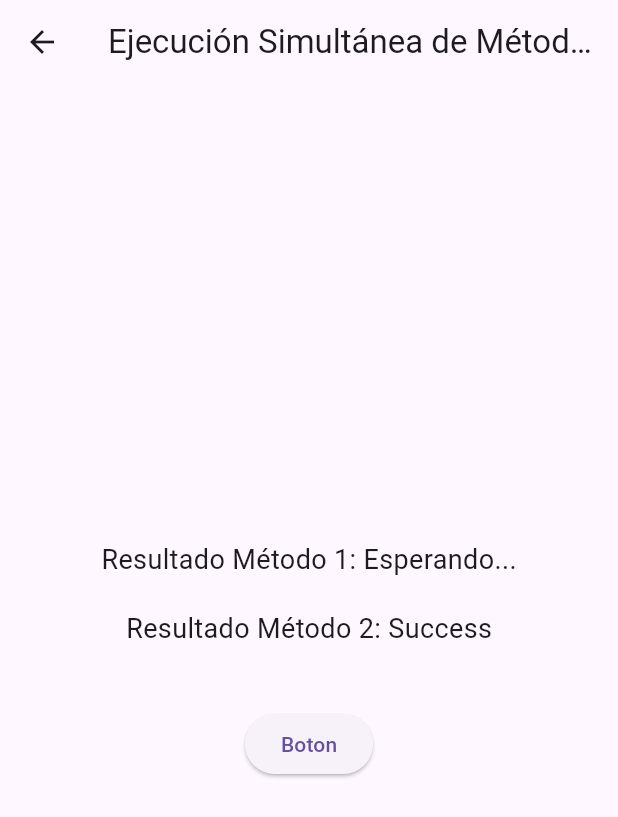
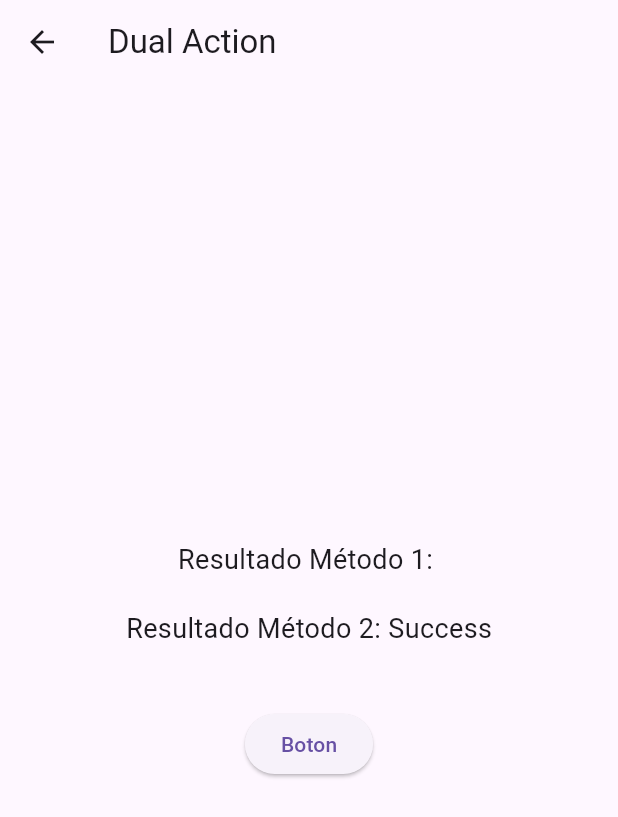
Before and after one commit to faabreee/practice_flutter, a Flutter app: the DualActionView screen opened directly, after a tap on "Boton", on a phone screen of 412 x 824 dp. Shown: the top 817 px of the screen. Run offline on Flutter 3.47's test engine with Material 2 defaults, Android fonts, the phone set to English and light mode, and no system bars; our stand-ins replace geolocator, google_maps_flutter, image_picker, permission_handler; missing offline and left inert: dart:ffi.

Commit message:
refix methods

```diff
--- a/lib/dualaction-view.dart
+++ b/lib/dualaction-view.dart
@@ -8,26 +8,26 @@ class DualActionView extends StatefulWidget {
 }
 
 class _DualActionViewState extends State<DualActionView> {
-  String _resultadoMetodo1 = "Esperando...";
-  String _resultadoMetodo2 = "Esperando...";
+  String _resultadoFuncion2 = "";
+  String _resultadoFuncion3 = "";
 
   @override
   Widget build(BuildContext context) {
     return Scaffold(
       appBar: AppBar(
-        title: Text('Ejecución Simultánea de Métodos'),
+        title: Text('Dual Action'),
       ),
       body: Center(
         child: Column(
           mainAxisAlignment: MainAxisAlignment.center,
           children: <Widget>[
             Text(
-              'Resultado Método 1: $_resultadoMetodo1',
+              'Resultado Método 1: $_resultadoFuncion2',
               style: TextStyle(fontSize: 18),
             ),
             SizedBox(height: 20),
             Text(
-              'Resultado Método 2: $_resultadoMetodo2',
+              'Resultado Método 2: $_resultadoFuncion3',
               style: TextStyle(fontSize: 18),
             ),
             SizedBox(height: 40),
@@ -44,29 +44,25 @@ class _DualActionViewState extends State<DualActionView> {
   }
 
   void ejecutarMetodos() {
-    // Ejecutar el segundo método con un callback antes del primero
-    metodo2ConCallback((valorEmitido) {
+    primeraFuncion((valorEmitido) {
       setState(() {
-        _resultadoMetodo2 = valorEmitido;  // Actualizar la vista cuando se reciba el valor
+        _resultadoFuncion3 = valorEmitido;
       });
     });
 
-    // Ejecutar el primer método de forma asíncrona
-    metodo1();
+    segundaFuncion();
   }
 
-  // Método 1: toma 5 segundos en completarse (simula una tarea larga)
-  Future<void> metodo1() async {
-    await Future.delayed(Duration(seconds: 5)); // Simula una tarea que toma tiempo
+  Future<void> segundaFuncion() async {
+    await Future.delayed(Duration(seconds: 5));
     setState(() {
-      _resultadoMetodo1 = "Success";  // Actualizar cuando termine
+      _resultadoFuncion2 = "Success";
     });
   }
 
-  // Método 2: emite un valor usando un callback antes de que termine el método 1
-  void metodo2ConCallback(Function(String) callback) {
+  void primeraFuncion(Function(String) callback) {
     Future.delayed(Duration(seconds: 1), () {
-      callback("Success");  // Llama al callback después de 1 segundo
+      callback("Success");
     });
   }
 }
--- a/lib/location-client.dart
+++ b/lib/location-client.dart
@@ -26,17 +26,10 @@ class _LocationClientViewState extends State<LocationClientView> {
   }
 
   @override
-  void dispose() {
-    // Limpiar recursos
-    localizacionCliente.detenerUbicacion();
-    super.dispose();
-  }
-
-  @override
   Widget build(BuildContext context) {
     return Scaffold(
       appBar: AppBar(
-        title: Text('Localización en Tiempo Real'),
+        title: Text('Location client'),
       ),
       body: Center(
         child: Column(
@@ -52,7 +45,7 @@ class _LocationClientViewState extends State<LocationClientView> {
               onPressed: (){
                 localizacionCliente.obtenerUbicacion()();
               },
-              child: Text('Obtener Ubicación'),
+              child: Text('Ubicar'),
             ),
           ],
         ),
```
Also changed, not shown: lib/widgets/submit-boton.dart (line endings or trailing spaces).
